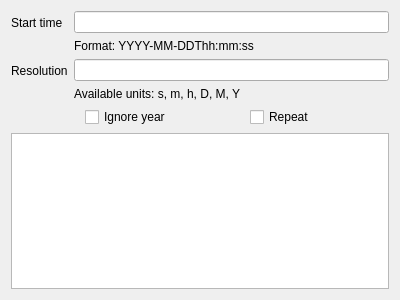
Old version of the form spinetoolbox/ui/time_series_fixed_resolution_editor.ui in the repository spine-tools/Spine-Toolbox.
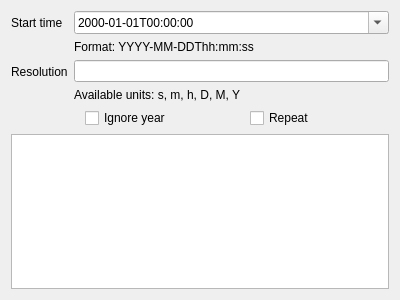
New version of the form.

Commit message:
QDateTime edit for time series start time
The fixed resolution time series editor now uses a proper QDateTimeEdit
widget for editing the start time. Further, moved some common functions
(including time series plotting) to a separate file under
spinetoolbox/widgets. Having the common functionality in
parameter_value_editor.py as planned turned out to be problematic due to
the circular dependencies it caused.

Re #325

```diff
--- a/spinetoolbox/ui/time_series_fixed_resolution_editor.ui
+++ b/spinetoolbox/ui/time_series_fixed_resolution_editor.ui
@@ -45,7 +45,14 @@
          <item row="0" column="1">
           <layout class="QVBoxLayout" name="verticalLayout_2">
            <item>
-            <widget class="QLineEdit" name="start_time_edit"/>
+            <widget class="QDateTimeEdit" name="start_time_edit">
+             <property name="displayFormat">
+              <string>yyyy-MM-ddTHH:mm:ss</string>
+             </property>
+             <property name="calendarPopup">
+              <bool>true</bool>
+             </property>
+            </widget>
            </item>
            <item>
             <widget class="QLabel" name="label">
```
Left out of the diff: 4 changed lines with no effect on the pictures. The commit also changes 6 other files.
